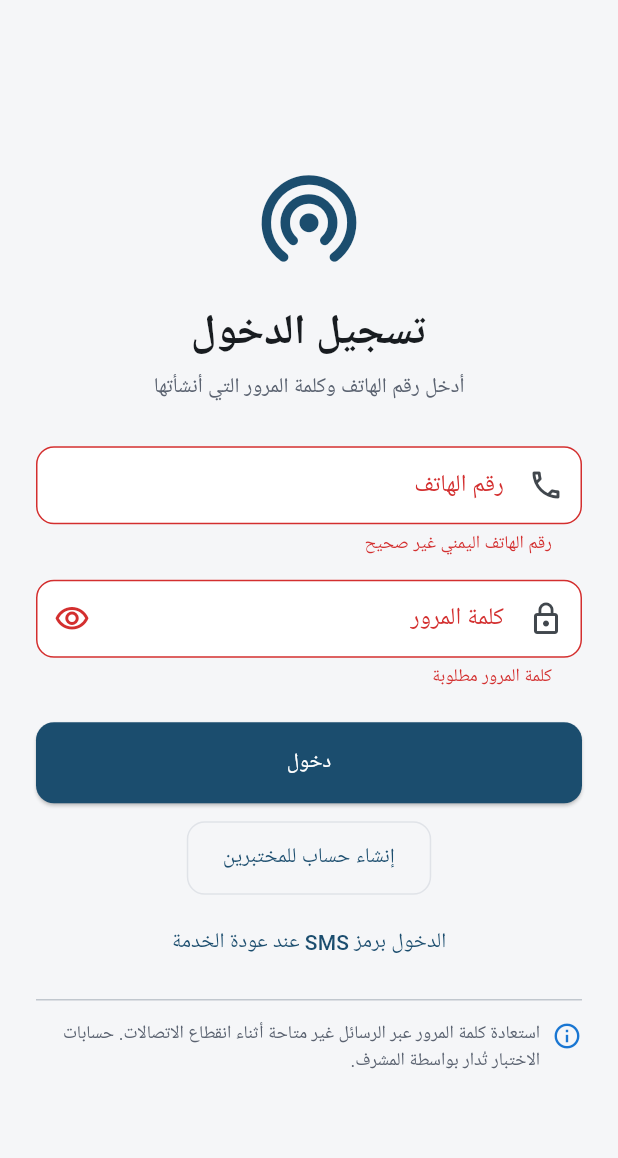
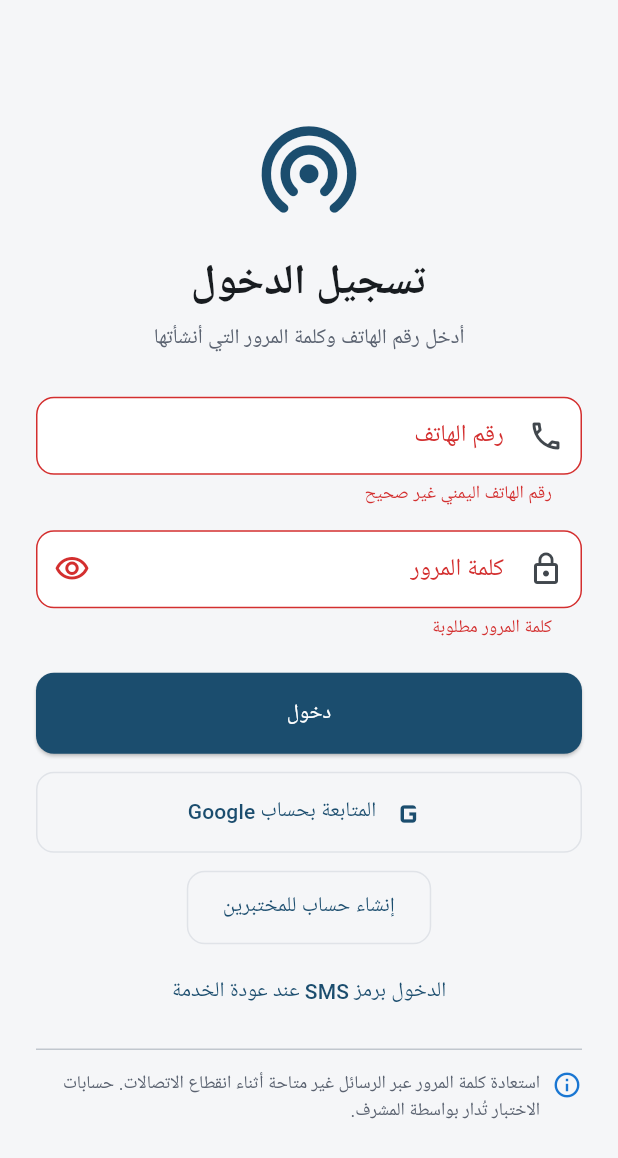
Before and after one commit to msorori-mh/NetYemen, a Flutter app: the LoginScreen screen opened directly, after a tap on "دخول", on a phone screen of 412 x 824 dp. Shown: the top 1158 px of the screen. Run offline on Flutter 3.47's test engine with Material 3 defaults, Android fonts, the phone set to English and light mode, and no system bars; our stand-ins replace app_links, firebase_core, firebase_messaging, flutter_riverpod, permission_handler, shared_preferences and 1 more; missing offline and left inert: unorm_dart, wifi_scan; accounts and stored records are empty; Roboto replaces fonts that are missing (Segoe UI).

Commit message:
feat(auth): add Google sign-in alongside phone OTP

```diff
--- a/lib/features/auth/presentation/login_screen.dart
+++ b/lib/features/auth/presentation/login_screen.dart
@@ -48,6 +48,18 @@ class _LoginScreenState extends ConsumerState<LoginScreen> {
       _showError(error.message);
     } catch (_) {
       _showError('تعذر تسجيل الدخول. تحقق من رقم الهاتف وكلمة المرور.');
+    } finally {
+      if (mounted) setState(() => _isLoading = false);
+    }
+  }
+
+  Future<void> _signInWithGoogle() async {
+    setState(() => _isLoading = true);
+    try {
+      await ref.read(customerAuthRepositoryProvider).signInWithGoogle();
+      // Auth state change will be handled by the deep link handler
+    } catch (_) {
+      _showError('تعذر بدء تسجيل الدخول بحساب Google.');
     } finally {
       if (mounted) setState(() => _isLoading = false);
     }
@@ -180,6 +192,17 @@ class _LoginScreenState extends ConsumerState<LoginScreen> {
                       ),
                     ),
                     const SizedBox(height: 12),
+                    SizedBox(
+                      width: double.infinity,
+                      height: 54,
+                      child: OutlinedButton.icon(
+                        key: const Key('login-google'),
+                        onPressed: _isLoading ? null : _signInWithGoogle,
+                        icon: const Icon(Icons.g_mobiledata, size: 28),
+                        label: const Text('المتابعة بحساب Google'),
+                      ),
+                    ),
+                    const SizedBox(height: 12),
                     OutlinedButton(
                       key: const Key('open-signup'),
                       onPressed: _isLoading
```
Also changed, not shown: lib/features/auth/data/customer_auth_repository.dart (+10 -0 lines), lib/main.dart (+76 -5 lines), pubspec.yaml (+10 -0 lines), 13 other files.
